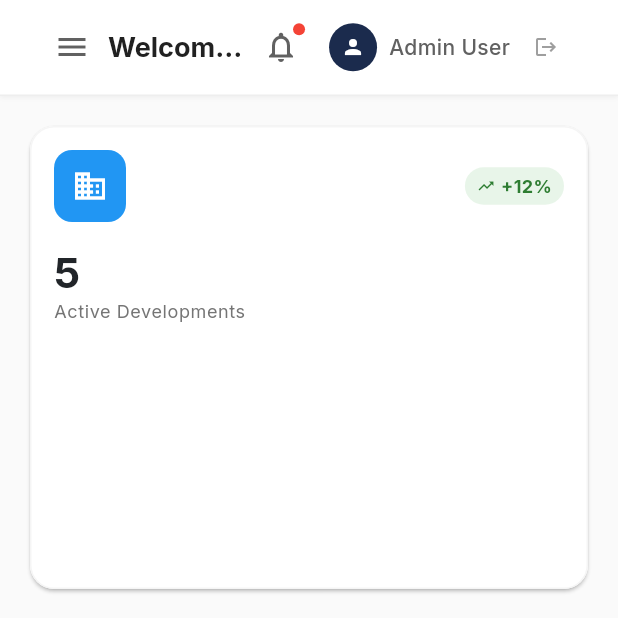
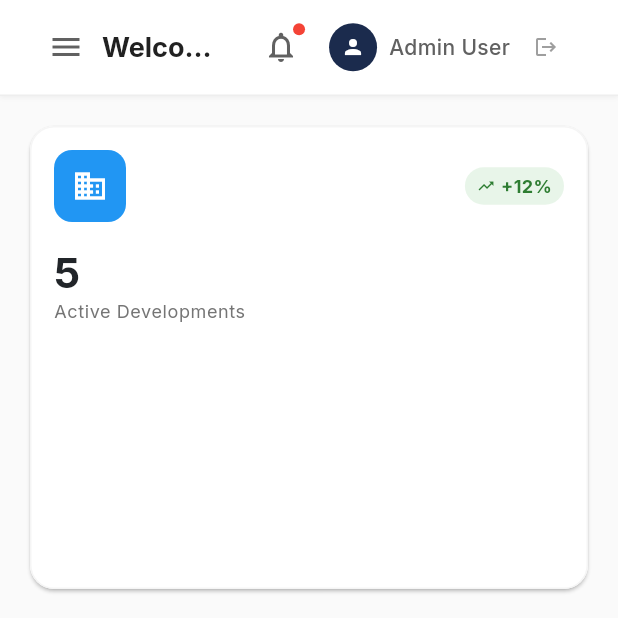
Before and after one commit to fawolemic/DevPropertyHub-MVP, a Flutter app: the ModernDashboardScreen screen opened by its route, on a phone screen of 412 x 824 dp, the top half of it. Run offline on Flutter 3.47's test engine with Material 3 defaults, Android fonts, the light colour scheme and no system bars; our stand-ins replace connectivity_plus, dio, flutter_secure_storage, go_router, google_fonts, shared_preferences and 1 more; accounts and stored records are empty; network calls fail.

Commit message:
mobile header refactor

```diff
--- a/lib/features/dashboard/screens/modern_dashboard_screen.dart
+++ b/lib/features/dashboard/screens/modern_dashboard_screen.dart
@@ -198,7 +198,9 @@ class _ModernDashboardScreenState extends State<ModernDashboardScreen> {
                     children: [
                       // Menu button (mobile only)
                       if (!isDesktop)
-                        IconButton(
+                        SizedBox(
+                          width: 40,
+                          child: IconButton(
                             icon: const Icon(Icons.menu),
                             onPressed: () {
                               setState(() {
@@ -206,9 +208,11 @@ class _ModernDashboardScreenState extends State<ModernDashboardScreen> {
                               });
                             },
                             color: Colors.grey.shade700,
-                          constraints: const BoxConstraints(maxWidth: 40),
                             padding: EdgeInsets.zero,
                           ),
+                        ),
+
+                      const SizedBox(width: 4), // Small spacing
 
                       // Welcome message
                       Flexible(
@@ -218,7 +222,10 @@ class _ModernDashboardScreenState extends State<ModernDashboardScreen> {
                           crossAxisAlignment: CrossAxisAlignment.start,
                           children: [
                             Text(
-                              'Welcome, $userName',
+                              // Abbreviate greeting on very small screens
+                              MediaQuery.of(context).size.width < 360
+                                ? 'Welcome!'
+                                : 'Welcome, $userName',
                               style: theme.textTheme.titleLarge?.copyWith(
                                 fontWeight: FontWeight.bold,
                                 color: Colors.grey.shade900,
@@ -238,6 +245,8 @@ class _ModernDashboardScreenState extends State<ModernDashboardScreen> {
                           ],
                         ),
                       ),
+
+                      const SizedBox(width: 8), // Push trailing widgets to the right
 
                       // Search bar
                       if (isDesktop)
```
Also changed, not shown: lib/features/developments/screens/modern_developments_screen.dart (+23 -10 lines), lib/features/leads/screens/modern_leads_screen.dart (+23 -10 lines). Lines whose indentation alone changed are shown as unchanged.
